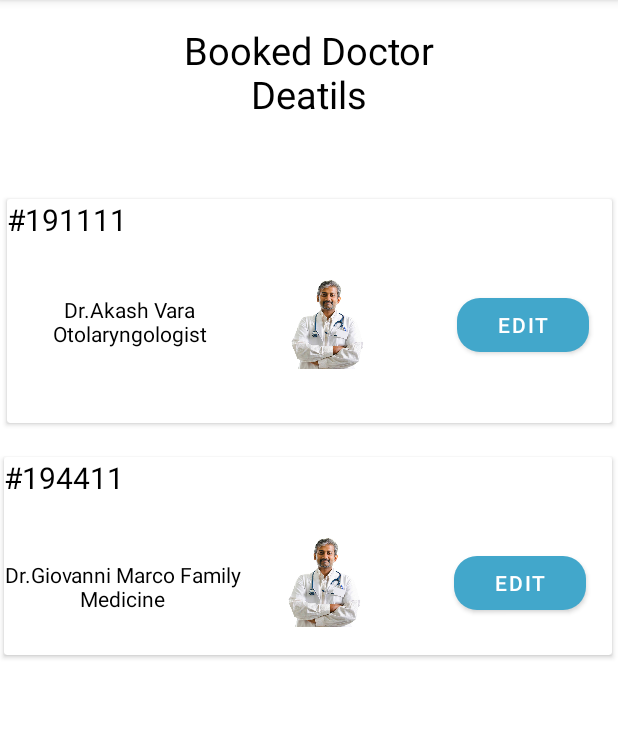
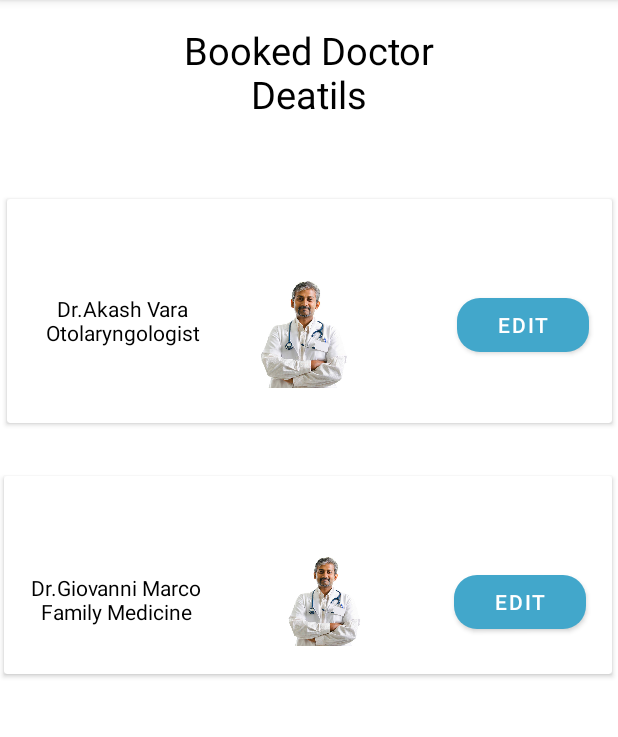
Before and after one commit to Danushan99/Mad_App_Sliit, an Android app: the doctorBookings screen opened directly, with no data from a screen before it, on a phone screen of 412 x 824 dp, the part 84-821 px from its top. Run offline under Robolectric (Android 15) with nearby library versions, the phone set to English and light mode, and no system bars; Roboto replaces fonts that are not available here.

Commit message:
dr change

```diff
--- a/app/src/main/java/com/example/anew/doctorBookings.java
+++ b/app/src/main/java/com/example/anew/doctorBookings.java
@@ -1,17 +1,28 @@
 package com.example.anew;
 
+import android.content.Intent;
 import android.os.Bundle;
+import android.view.View;
 import android.widget.Button;
 
 import androidx.appcompat.app.AppCompatActivity;
 
 public class doctorBookings extends AppCompatActivity {
- private Button edititems;
+ private Button edititemsBtn;
     @Override
     protected void onCreate(Bundle savedInstanceState) {
         super.onCreate(savedInstanceState);
         setContentView(R.layout.activity_doctor_bookings);
-
+        edititemsBtn = (Button) findViewById(R.id.edititemsBtn1);
+        edititemsBtn.setOnClickListener(new View.OnClickListener() {
+            @Override
+            public void onClick(View v) {
+                openNewActivity();
+            }
+        });
     }
-
+    public void openNewActivity(){
+        Intent intent = new Intent(this, Editdoctorbook.class);
+        startActivity(intent);
+    }
 }
--- a/app/src/main/java/com/example/anew/scanBookings.java
+++ b/app/src/main/java/com/example/anew/scanBookings.java
@@ -14,7 +14,7 @@ public class scanBookings extends AppCompatActivity {
     protected void onCreate(Bundle savedInstanceState) {
         super.onCreate(savedInstanceState);
         setContentView(R.layout.activity_scan_bookings);
-        editbook=findViewById(R.id.editbtn14);
+        editbook=findViewById(R.id.edititemsBtn1);
         editbook.setOnClickListener(new View.OnClickListener() {
             @Override
             public void onClick(View v) {
--- a/app/src/main/res/layout/activity_doctor_bookings.xml
+++ b/app/src/main/res/layout/activity_doctor_bookings.xml
@@ -15,43 +15,38 @@
         app:layout_constraintTop_toTopOf="parent"
         app:layout_constraintVertical_bias="0.214">
 
-        <TextView
-            android:id="@+id/orderid"
-            android:layout_width="197dp"
-            android:layout_height="43dp"
-            android:hint="@string/orderid"
-            android:textColorHint="#000000"
-            android:textSize="20sp" />
+
 
         <TextView
             android:id="@+id/textView5"
-            android:layout_width="163dp"
-            android:layout_height="64dp"
+            android:layout_width="153dp"
+            android:layout_height="62dp"
             android:layout_marginTop="50dp"
+            android:gravity="center"
             android:hint="@string/docname1"
-            android:gravity="center"
             android:textColorHint="#000000" />
-        editbtn1
+
         <Button
-            android:id="@+id/editbtn14"
-            app:cornerRadius="15dp"
+            android:id="@+id/edititemsBtn1"
             android:layout_width="wrap_content"
             android:layout_height="wrap_content"
             android:layout_marginStart="300dp"
             android:layout_marginLeft="300dp"
             android:layout_marginTop="60dp"
-            android:text="EDIT" />
+            android:text="EDIT"
+            app:cornerRadius="15dp" />
 
         <ImageView
 
             android:id="@+id/imageView3"
-            android:layout_width="127dp"
-            android:layout_height="63dp"
+            android:layout_width="96dp"
+            android:layout_height="76dp"
             android:layout_marginStart="150dp"
             android:layout_marginLeft="150dp"
             android:layout_marginTop="50dp"
             app:srcCompat="@drawable/doctormen" />
     </androidx.cardview.widget.CardView>
+
 
     <androidx.cardview.widget.CardView
         android:layout_width="405dp"
@@ -60,20 +55,12 @@
         app:layout_constraintBottom_toBottomOf="parent"
         app:layout_constraintEnd_toEndOf="parent"
         app:layout_constraintTop_toTopOf="parent"
-        app:layout_constraintVertical_bias="0.479">
-
-        <TextView
-            android:id="@+id/orderid2"
-            android:layout_width="197dp"
-            android:layout_height="43dp"
-            android:hint="@string/orderid2"
-            android:textColorHint="#000000"
-            android:textSize="20sp" />
+        app:layout_constraintVertical_bias="0.499">
 
         <TextView
             android:id="@+id/textView6"
-            android:layout_width="158dp"
-            android:layout_height="73dp"
+            android:layout_width="150dp"
+            android:layout_height="65dp"
             android:layout_marginTop="50dp"
             android:gravity="center"
             android:hint="@string/docname2"
@@ -87,7 +74,7 @@
             android:layout_marginLeft="300dp"
             android:layout_marginTop="60dp"
             android:text="EDIT"
-            app:cornerRadius="15dp"/>
+            app:cornerRadius="15dp" />
 
         <ImageView
             android:id="@+id/imageView5"
@@ -98,8 +85,6 @@
             android:layout_marginTop="50dp"
             app:srcCompat="@drawable/doctormen" />
     </androidx.cardview.widget.CardView>
-
-
 
     <TextView
         android:id="@+id/allorders"
@@ -113,5 +98,4 @@
         app:layout_constraintEnd_toEndOf="parent"
         app:layout_constraintStart_toStartOf="parent"
         app:layout_constraintTop_toTopOf="parent" />
-
 </androidx.constraintlayout.widget.ConstraintLayout>
```
